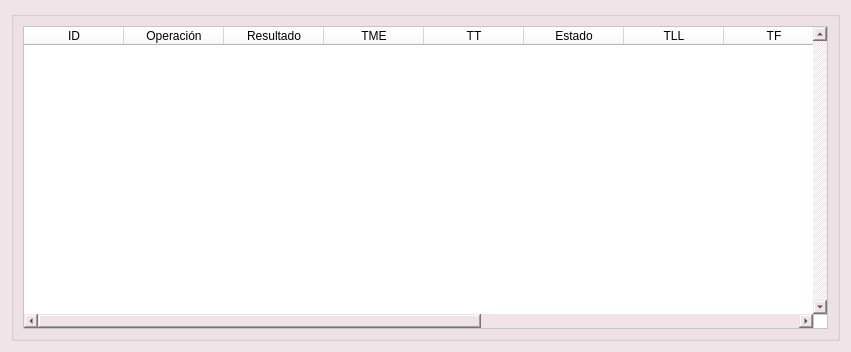
Before: the Qt Designer form ui/timedialog.ui in Diego-Ga-Glez/planificador, drawn with Qt 5.
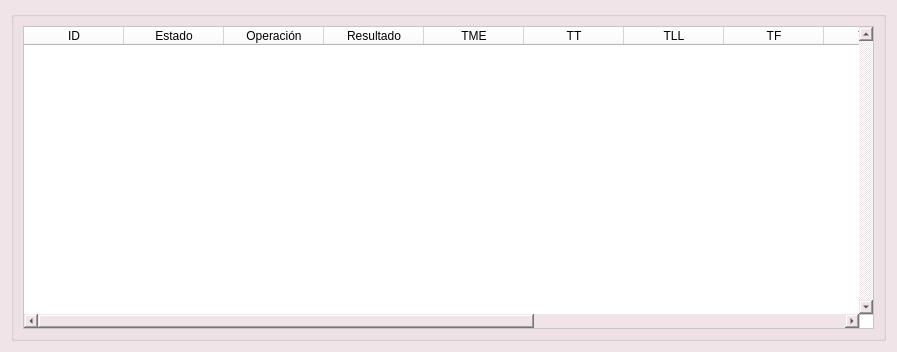
After: the same form once the commit is applied.

Patch:
```diff
--- a/ui/timedialog.ui
+++ b/ui/timedialog.ui
@@ -6,7 +6,7 @@
    <rect>
     <x>0</x>
     <y>0</y>
-    <width>851</width>
+    <width>897</width>
     <height>352</height>
    </rect>
   </property>
@@ -51,6 +51,11 @@
           <string>ID</string>
          </property>
         </column>
+        <column>
+         <property name="text">
+          <string>Estado</string>
+         </property>
+        </column>
         <column>
          <property name="text">
           <string>Operación</string>
@@ -71,11 +76,6 @@
           <string>TT</string>
          </property>
         </column>
-        <column>
-         <property name="text">
-          <string>Estado</string>
-         </property>
-        </column>
         <column>
          <property name="text">
           <string>TLL</string>
@@ -106,6 +106,11 @@
           <string>TS</string>
          </property>
         </column>
+        <column>
+         <property name="text">
+          <string>TB</string>
+         </property>
+        </column>
        </widget>
       </item>
      </layout>
```
